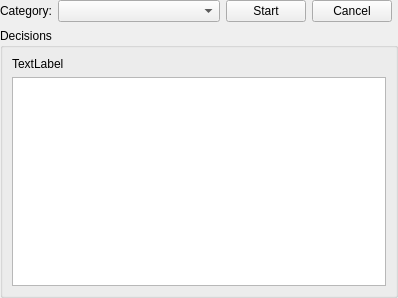
This is webexshell/mainwindow.ui in KDE/nepomuk-web-extractor as Qt 5 draws it before an edit. The edited form follows.
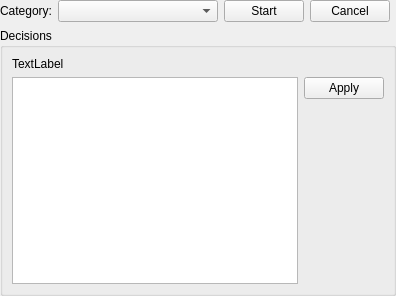
This is the edited form. Custom widgets are drawn as their Qt base class.

Commit message: Added a button to apply decisions.

The edit to the form file:
```diff
--- a/webexshell/mainwindow.ui
+++ b/webexshell/mainwindow.ui
@@ -6,8 +6,8 @@
    <rect>
     <x>0</x>
     <y>0</y>
-    <width>398</width>
-    <height>298</height>
+    <width>396</width>
+    <height>296</height>
    </rect>
   </property>
   <property name="windowTitle">
@@ -53,8 +53,8 @@
      <property name="title">
       <string>Decisions</string>
      </property>
-     <layout class="QVBoxLayout" name="verticalLayout">
-      <item>
+     <layout class="QGridLayout" name="gridLayout_2">
+      <item row="0" column="0" colspan="2">
        <layout class="QHBoxLayout" name="horizontalLayout">
         <item>
          <widget class="QLabel" name="m_statusLabel">
@@ -68,9 +68,33 @@
         </item>
        </layout>
       </item>
-      <item>
+      <item row="1" column="0">
        <widget class="QListWidget" name="m_decisionWidget"/>
       </item>
+      <item row="1" column="1">
+       <layout class="QVBoxLayout" name="verticalLayout">
+        <item>
+         <widget class="KPushButton" name="m_buttonApplyDecision">
+          <property name="text">
+           <string>Apply</string>
+          </property>
+         </widget>
+        </item>
+        <item>
+         <spacer name="verticalSpacer">
+          <property name="orientation">
+           <enum>Qt::Vertical</enum>
+          </property>
+          <property name="sizeHint" stdset="0">
+           <size>
+            <width>20</width>
+            <height>40</height>
+           </size>
+          </property>
+         </spacer>
+        </item>
+       </layout>
+      </item>
      </layout>
     </widget>
    </item>
```
The commit also changes 2 other files.
